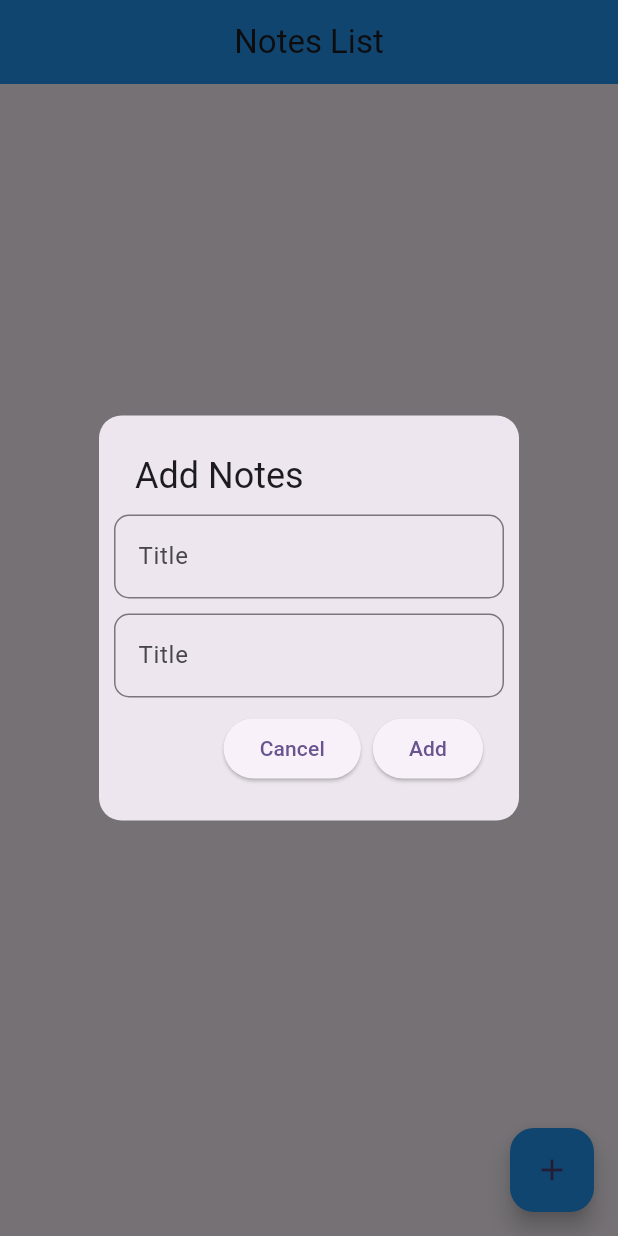
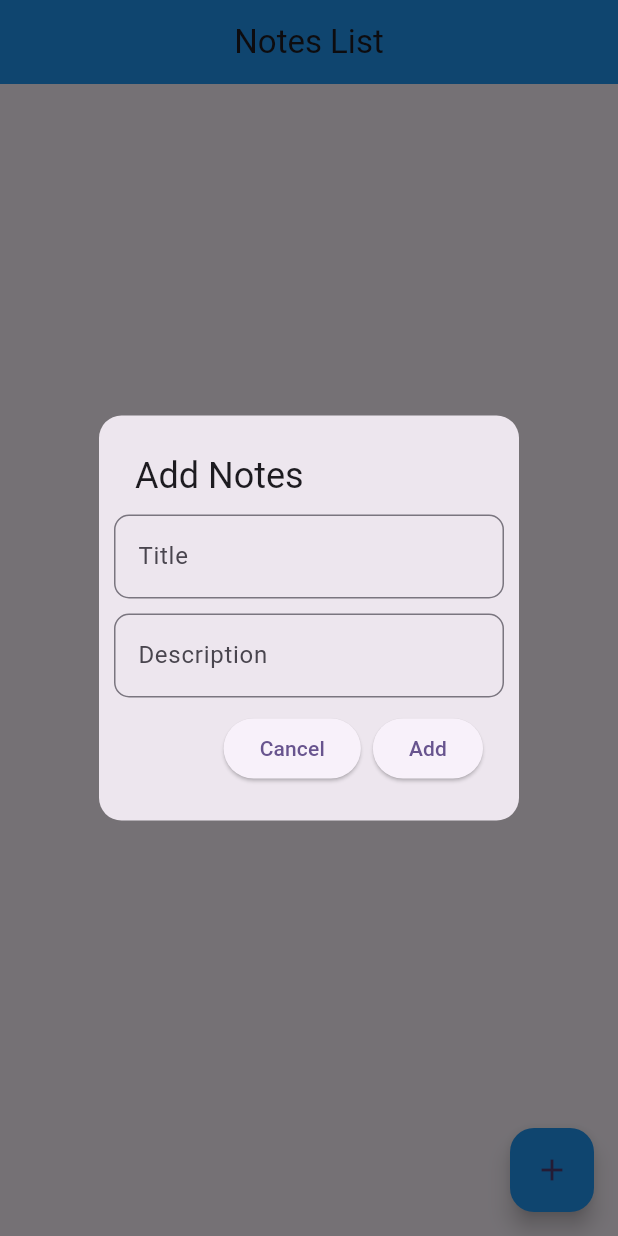
Before and after one commit to rafiullahkhaleel/flutter-sqlite-database, a Flutter app: the screen it shows after launch, after a tap on the "add" icon, on a phone screen of 412 x 824 dp. Run offline on Flutter 3.47's test engine with Material 3 defaults, Android fonts, the phone set to English and light mode, and no system bars; our stand-ins replace sqflite; accounts and stored records are empty.

Commit message:
feat: implement note editing and deletion functionality and create `NoteDialog` widget to reuse

```diff
--- a/lib/screens/home_screen.dart
+++ b/lib/screens/home_screen.dart
@@ -1,5 +1,6 @@
 import 'package:flutter/material.dart';
 import 'package:sqlite_database/database/db_helper.dart';
+import 'package:sqlite_database/widgets/note_dailoge.dart';
 
 class HomeScreen extends StatefulWidget {
   const HomeScreen({super.key});
@@ -12,9 +13,10 @@ class _HomeScreenState extends State<HomeScreen> {
   TextEditingController title = TextEditingController();
   TextEditingController desc = TextEditingController();
   final DbHelper _db = DbHelper.getInstance;
+  late Future<List<Map<String, Object?>>> _note;
   @override
   void initState() {
-    _db.getDB;
+    _note = _db.fetchNote();
     super.initState();
   }
 
@@ -28,7 +30,7 @@ class _HomeScreenState extends State<HomeScreen> {
       ),
 
       body: FutureBuilder(
-        future: _db.fetchNote(),
+        future: _note,
         builder: (context, snapshot) {
           if (!snapshot.hasData) {
             return const Center(child: Text('No Notes available'));
@@ -37,14 +39,66 @@ class _HomeScreenState extends State<HomeScreen> {
               itemCount: snapshot.data?.length,
               itemBuilder: (context, index) {
                 return ListTile(
+                  leading: Text('${index + 1}'),
                   title: Text(
                     snapshot.data?[index][DbHelper.noteTitle].toString() ?? '',
                   ),
                   subtitle: Text(
                     snapshot.data?[index][DbHelper.noteDesc].toString() ?? '',
                   ),
-                  trailing: Text(
-                    snapshot.data?[index][DbHelper.sNo].toString() ?? '',
+                  trailing: Row(
+                    mainAxisSize: .min,
+                    children: [
+                      IconButton(
+                        onPressed: () {
+                          showDialog(
+                            context: context,
+                            builder: (context) {
+                              return NoteDialog(
+                                title: title,
+                                desc: desc,
+                                onTap: () async {
+                                  final msg = ScaffoldMessenger.of(context);
+                                  final pop = Navigator.of(context);
+                                  final check = await _db.updateNote(
+                                    title: title.text,
+                                    desc: desc.text,
+                                    id:
+                                        snapshot.data?[index][DbHelper.sNo]
+                                            as int,
+                                  );
+                                  if (check) {
+                                    setState(() {
+                                      _note = _db.fetchNote();
+                                    });
+                                    pop.pop();
+                                    msg.showSnackBar(
+                                      SnackBar(content: Text('Note Updated')),
+                                    );
+                                  } else {
+                                    msg.showSnackBar(
+                                      SnackBar(content: Text('Try Again')),
+                                    );
+                                  }
+                                },
+                              );
+                            },
+                          );
+                        },
+                        icon: Icon(Icons.edit),
+                      ),
+                      IconButton(
+                        onPressed: () {
+                          _db.deleteNote(
+                            id: snapshot.data?[index][DbHelper.sNo] as int,
+                          );
+                          setState(() {
+                            _note = _db.fetchNote();
+                          });
+                        },
+                        icon: Icon(Icons.delete),
+                      ),
+                    ],
                   ),
                 );
               },
@@ -57,43 +111,10 @@ class _HomeScreenState extends State<HomeScreen> {
           showDialog(
             context: context,
             builder: (context) {
-              return AlertDialog(
-                shape: RoundedRectangleBorder(
-                  borderRadius: BorderRadius.circular(15),
-                ),
-                title: Text('Add Notes'),
-                content: Column(
-                  mainAxisSize: .min,
-                  children: [
-                    TextField(
-                      decoration: InputDecoration(
-                        hintText: 'Title',
-                        border: OutlineInputBorder(
-                          borderRadius: BorderRadius.circular(10),
-                        ),
-                      ),
-                    ),
-                    SizedBox(height: 10),
-                    TextField(
-                      decoration: InputDecoration(
-                        hintText: 'Title',
-                        border: OutlineInputBorder(
-                          borderRadius: BorderRadius.circular(10),
-                        ),
-                      ),
-                    ),
-                  ],
-                ),
-                contentPadding: .all(10),
-                actions: [
-                  ElevatedButton(
-                    onPressed: () {
-                      Navigator.pop(context);
-                    },
-                    child: Text('Cancel'),
-                  ),
-                  ElevatedButton(
-                    onPressed: () async {
+              return NoteDialog(
+                title: title,
+                desc: desc,
+                onTap: () async {
                   final msg = ScaffoldMessenger.of(context);
                   final pop = Navigator.of(context);
                   final check = await _db.addNote(
@@ -101,20 +122,15 @@ class _HomeScreenState extends State<HomeScreen> {
                     desc: desc.text,
                   );
                   if (check) {
-                        setState(() async {
-                          await _db.getDB;
+                    setState(() {
+                      _note = _db.fetchNote();
+                    });
                     pop.pop();
-                          msg.showSnackBar(
-                            SnackBar(content: Text('Note Added')),
-                          );
-                        });
+                    msg.showSnackBar(SnackBar(content: Text('Note Added')));
                   } else {
                     msg.showSnackBar(SnackBar(content: Text('Try Again')));
                   }
                 },
-                    child: Text('Add'),
-                  ),
-                ],
               );
             },
           );
--- /dev/null
+++ b/lib/widgets/note_dailoge.dart
@@ -0,0 +1,57 @@
+import 'package:flutter/material.dart';
+
+class NoteDialog extends StatelessWidget {
+  final TextEditingController title;
+  final TextEditingController desc;
+  final VoidCallback onTap;
+  const NoteDialog({
+    super.key,
+    required this.title,
+    required this.desc,
+    required this.onTap,
+  });
+
+  @override
+  Widget build(BuildContext context) {
+    return AlertDialog(
+      shape: RoundedRectangleBorder(borderRadius: BorderRadius.circular(15)),
+      title: Text('Add Notes'),
+      content: Column(
+        mainAxisSize: .min,
+        children: [
+          TextField(
+            controller: title,
+            decoration: InputDecoration(
+              hintText: 'Title',
+              border: OutlineInputBorder(
+                borderRadius: BorderRadius.circular(10),
+              ),
+            ),
+          ),
+          SizedBox(height: 10),
+          TextField(
+            controller: desc,
+            maxLines: 5,
+            minLines: 1,
+            decoration: InputDecoration(
+              hintText: 'Description',
+              border: OutlineInputBorder(
+                borderRadius: BorderRadius.circular(10),
+              ),
+            ),
+          ),
+        ],
+      ),
+      contentPadding: .all(10),
+      actions: [
+        ElevatedButton(
+          onPressed: () {
+            Navigator.pop(context);
+          },
+          child: Text('Cancel'),
+        ),
+        ElevatedButton(onPressed: onTap, child: Text('Add')),
+      ],
+    );
+  }
+}
```
Lines whose indentation alone changed are shown as unchanged.
